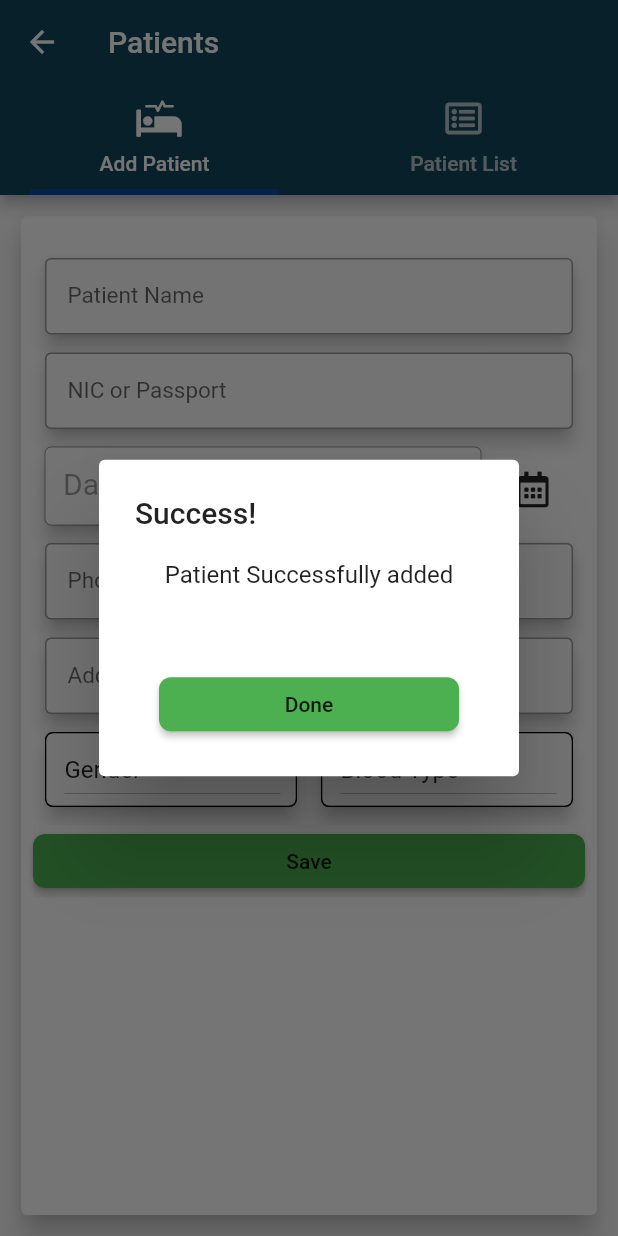
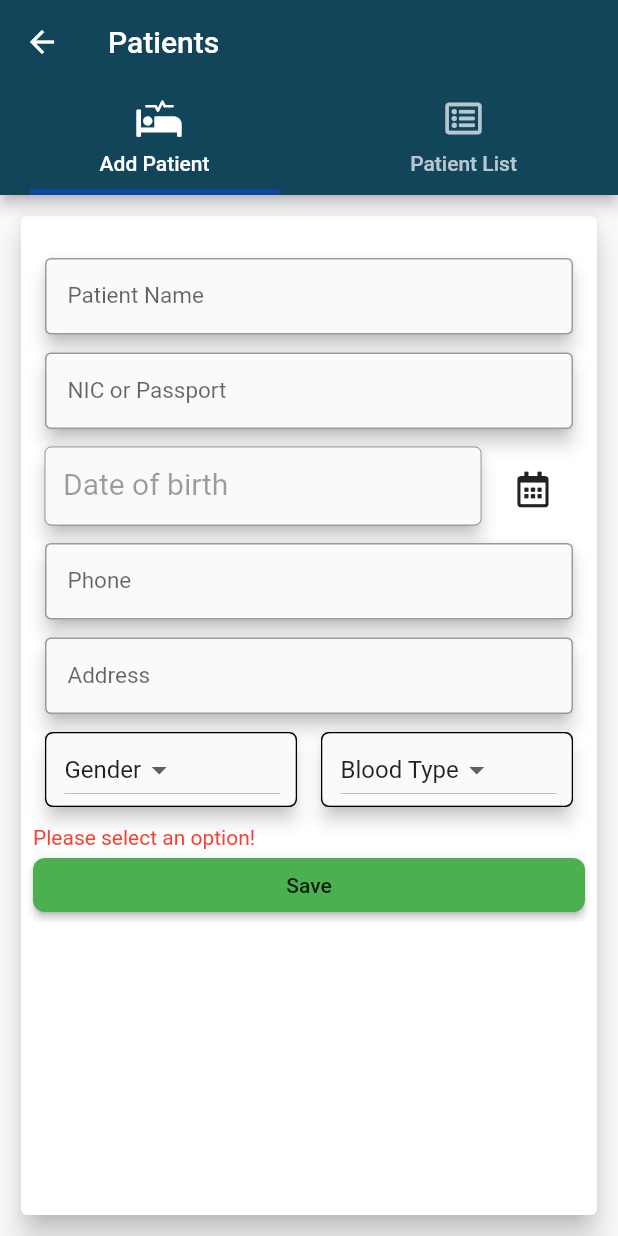
Before and after one commit to pamu47/UEE-App-Redesigning, a Flutter app: the Patients screen opened directly, after a tap on "Save", on a phone screen of 412 x 824 dp. Run offline on Flutter 3.47's test engine with Material 2 defaults, Android fonts, the phone set to English and light mode, and no system bars; our stand-ins replace font_awesome_flutter.

Commit message:
Validation for dropdown menu

```diff
--- a/lib/PatientMgt/patients.dart
+++ b/lib/PatientMgt/patients.dart
@@ -27,10 +27,17 @@ class PatientState extends State<Patients> {
   var currentBloodtype = 'Blood Type';
   var currentItemSelected = 'Gender';
   var dateController = TextEditingController();
+  String _dropdownError;
+
+  _validateForm() {
+    if (currentItemSelected == 'Gender') {
+      print('blood type not selected');
+      setState(() => _dropdownError = "Please select an option!");
+    }
+  }
 
   @override
   Widget build(BuildContext context) {
-
     return DefaultTabController(
       length: 2,
       child: Scaffold(
@@ -156,6 +163,12 @@ class PatientState extends State<Patients> {
                             ),
                           ],
                         ),
+                        currentItemSelected != 'Gender'
+                            ? SizedBox.shrink()
+                            : Text(
+                                _dropdownError ?? "",
+                                style: TextStyle(color: Colors.red),
+                              ),
                         Material(
                           child: Container(
                             child: RaisedButton(
@@ -165,41 +178,42 @@ class PatientState extends State<Patients> {
                                       BorderRadius.all(Radius.circular(8.0))),
                               child: Text("Save"),
                               onPressed: () {
-                                showDialog(
-                                    context: context,
-                                    builder: (context) {
-                                      return AlertDialog(
-                                          title: Text("Success!"),
-                                          content: Container(
-                                            height: 120,
-                                            child: Column(
-                                              mainAxisAlignment:
-                                                  MainAxisAlignment
-                                                      .spaceBetween,
-                                              children: <Widget>[
-                                                Container(
-                                                    alignment: Alignment.center,
-                                                    child: Text(
-                                                        "Patient Successfully added")),
-                                                ButtonTheme(
-                                                  minWidth: 200.0,
-                                                  child: RaisedButton(
-                                                    color: Colors.green,
-                                                    shape: RoundedRectangleBorder(
-                                                        borderRadius:
-                                                            BorderRadius.all(
-                                                                Radius.circular(
-                                                                    8.0))),
-                                                    child: Text("Done"),
-                                                    onPressed: () {
-                                                      Navigator.pop(context);
-                                                    },
-                                                  ),
-                                                ),
-                                              ],
-                                            ),
-                                          ));
-                                    });
+                                _validateForm();
+                                // showDialog(
+                                //     context: context,
+                                //     builder: (context) {
+                                //       return AlertDialog(
+                                //           title: Text("Success!"),
+                                //           content: Container(
+                                //             height: 120,
+                                //             child: Column(
+                                //               mainAxisAlignment:
+                                //                   MainAxisAlignment
+                                //                       .spaceBetween,
+                                //               children: <Widget>[
+                                //                 Container(
+                                //                     alignment: Alignment.center,
+                                //                     child: Text(
+                                //                         "Patient Successfully added")),
+                                //                 ButtonTheme(
+                                //                   minWidth: 200.0,
+                                //                   child: RaisedButton(
+                                //                     color: Colors.green,
+                                //                     shape: RoundedRectangleBorder(
+                                //                         borderRadius:
+                                //                             BorderRadius.all(
+                                //                                 Radius.circular(
+                                //                                     8.0))),
+                                //                     child: Text("Done"),
+                                //                     onPressed: () {
+                                //                       Navigator.pop(context);
+                                //                     },
+                                //                   ),
+                                //                 ),
+                                //               ],
+                                //             ),
+                                //           ));
+                                //     });
                               },
                             ),
                           ),
```
